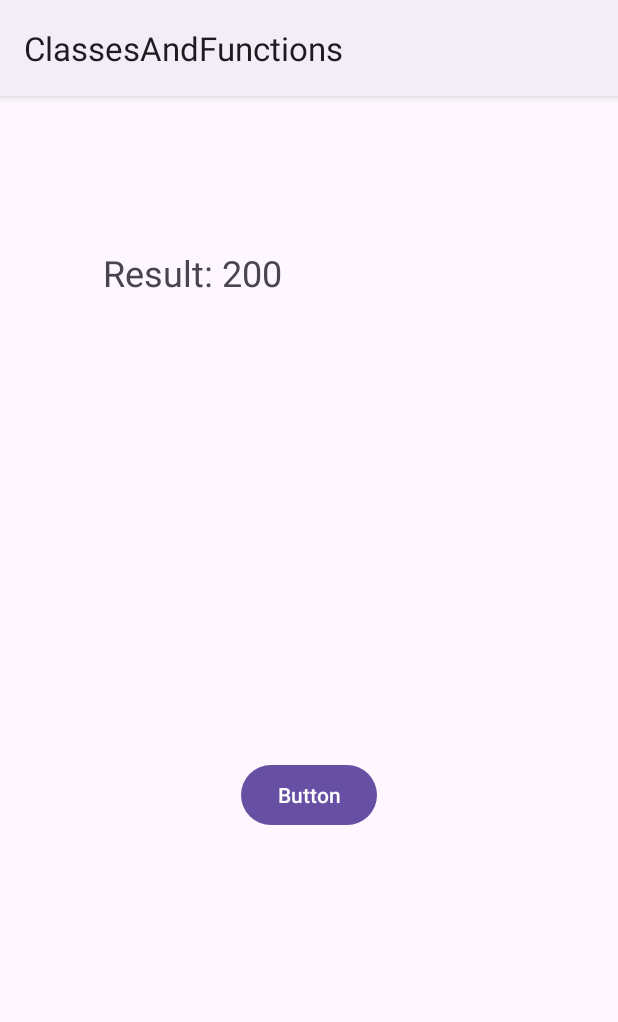
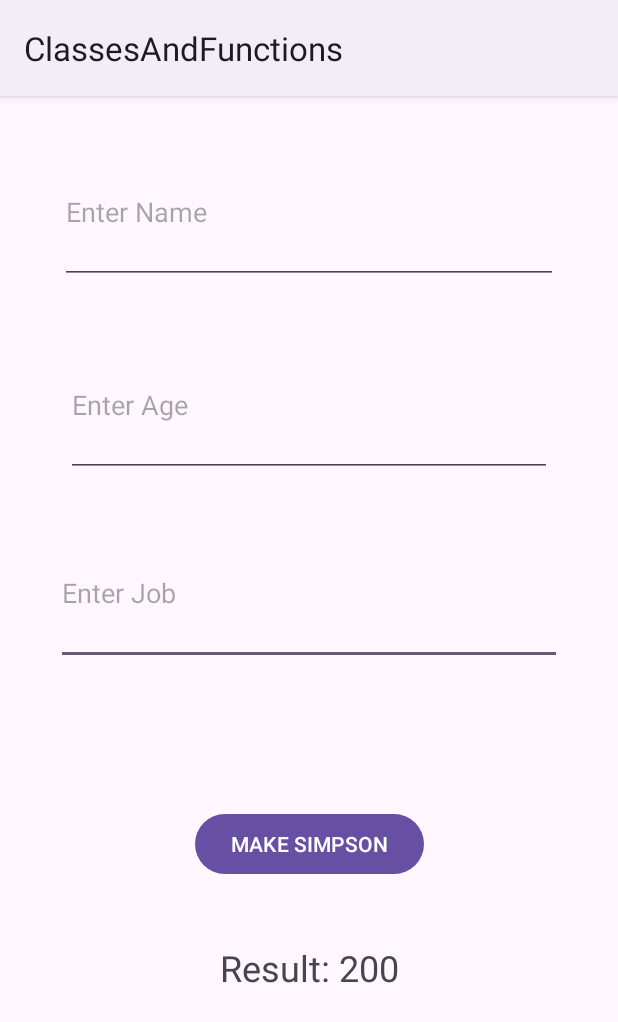
Before and after one commit to leventgundogdu/KotlinClassesAndFunctions, an Android app: the screen it shows after launch (MainActivity), on a phone screen of 412 x 824 dp. Shown: the top 1022 px of the screen. Run offline under Robolectric (Android 15) with nearby library versions, the phone set to English and light mode, and no system bars.

Commit message:
Basic Simpson App made

```diff
--- a/app/src/main/java/com/leventgundogdu/classesandfunctions/MainActivity.kt
+++ b/app/src/main/java/com/leventgundogdu/classesandfunctions/MainActivity.kt
@@ -3,6 +3,7 @@ package com.leventgundogdu.classesandfunctions
 import android.os.Bundle
 import android.view.View
 import android.widget.Button
+import android.widget.EditText
 import android.widget.TextView
 import androidx.activity.enableEdgeToEdge
 import androidx.appcompat.app.AppCompatActivity
@@ -12,8 +13,11 @@ import androidx.core.view.WindowInsetsCompat
 class MainActivity : AppCompatActivity() {
 
     //OnCreate'den once bir tanim yapilmaz, yapilirsa uygulama çöker. Uygulama, lateinit var'ı tanımlamazsan da çöker.
-    lateinit var myTextView : TextView
-    lateinit var myButton : Button
+    private lateinit var myTextView : TextView
+    private lateinit var myButton : Button
+    private lateinit var nameText : EditText
+    private lateinit var ageText : EditText
+    private lateinit var jobText : EditText
 
     override fun onCreate(savedInstanceState: Bundle?) {
         super.onCreate(savedInstanceState)
@@ -27,6 +31,9 @@ class MainActivity : AppCompatActivity() {
 
         myTextView = findViewById(R.id.textView)
         myButton = findViewById(R.id.button)
+        nameText = findViewById(R.id.nameText)
+        ageText = findViewById(R.id.ageText)
+        jobText = findViewById(R.id.jobText)
 
 //        myButton.setOnClickListener {
 //            myTextView.text = "button clicked 2"
@@ -45,12 +52,51 @@ class MainActivity : AppCompatActivity() {
 
         //Class
 
-        val homer = Simpson()
-        homer.name = "Homer Simpson"
-        homer.age = 50
-        homer.job = "Nuclear"
+        val homer = Simpson("Homer", 50, "Nuclear")
+
+        homer.setHeight(50)
+
+//        homer.name = "Homer Simpson"
+//        homer.age = 50
+//        homer.job = "Nuclear"
 
         println(homer.name)
+
+        //Nullability (?)
+
+        var myString : String? = null
+        myString = "test"
+
+        println(myString)
+
+        var myAge : Int? = null
+        //myAge = 50
+        // ? : This is null, !! : I am certain that this is NOT null.
+        // !! kullanırken iki kere düşünülmelidir.
+
+        //1) !!
+        //println(myAge!! * 10)
+
+        //2) Safe call
+        println(myAge?.minus(10)) //Bu fonksiyon uygulamayı çökertmeden null verir.
+
+        //3) If (Easiest)
+        if (myAge != null) {
+            println(myAge.minus(10))
+        } else {
+            println("myAge is null")
+        }
+
+        //4) Elvis Operator (?:) : Soldaki değer null değil ise onu yazdır, null ise sağdaki değeri yazdır.
+        println(myAge?.minus(10) ?: -10)
+
+        //5) Eğer myAge'in değeri var ise fonksiyondaki it, onun değerini alır. myAge null ise fonksiyon hiç çalışmaz. If yöntemine benzer.
+        myAge?.let {
+            println(it * 10)
+        }
+
+
+
 
     }
 
@@ -72,7 +118,22 @@ class MainActivity : AppCompatActivity() {
     }
 
     fun buttonClicked(view : View) {
-        myTextView.text = "Button Clicked"
+        //Scope
+        val name = nameText.text.toString()
+        val age = ageText.text.toString().toIntOrNull()
+        val job = jobText.text.toString()
+
+        if (age != null) {
+            val simpson = Simpson(name, age, job)
+            myTextView.text = "Name: ${simpson.name}, Age: ${simpson.age}, Job: ${simpson.job}"
+
+        } else {
+            myTextView.text = "ENTER YOUR AGE!"
+
+        }
+
+
+
     }
 
 
--- a/app/src/main/java/com/leventgundogdu/classesandfunctions/Simpson.kt
+++ b/app/src/main/java/com/leventgundogdu/classesandfunctions/Simpson.kt
@@ -1,10 +1,31 @@
 package com.leventgundogdu.classesandfunctions
 
-class Simpson {
+//Primary Constructor
+class Simpson (var name : String, var age : Int, var job : String) {
 
+    private var height = 0
+
+    fun setHeight(num : Int) {
+        if (num > 100) {
+            height = num
+        }
+    }
+
+    /*
     //Properties
     var name = ""
     var age = 0
     var job = ""
+    var weight = 0
+
+    //(Secondary) Constructor
+    constructor(name: String, age : Int, job : String, weight : Int) {
+        this.name = name
+        this.age = age
+        this.job = job
+        this.weight = weight
+    }
+
+     */
 
 }
--- a/app/src/main/res/layout/activity_main.xml
+++ b/app/src/main/res/layout/activity_main.xml
@@ -7,29 +7,77 @@
     android:layout_height="match_parent"
     tools:context=".MainActivity">
 
+    <EditText
+        android:id="@+id/jobText"
+        android:layout_width="0dp"
+        android:layout_height="0dp"
+        android:layout_marginStart="37dp"
+        android:layout_marginEnd="37dp"
+        android:layout_marginBottom="95dp"
+        android:ems="10"
+        android:hint="Enter Job"
+        android:inputType="text"
+        app:layout_constraintBottom_toTopOf="@+id/button"
+        app:layout_constraintEnd_toEndOf="parent"
+        app:layout_constraintStart_toStartOf="parent"
+        app:layout_constraintTop_toBottomOf="@+id/ageText" />
+
+    <EditText
+        android:id="@+id/ageText"
+        android:layout_width="0dp"
+        android:layout_height="0dp"
+        android:layout_marginStart="44dp"
+        android:layout_marginEnd="44dp"
+        android:layout_marginBottom="29dp"
+        android:ems="10"
+        android:hint="Enter Age"
+        android:inputType="text"
+        app:layout_constraintBottom_toTopOf="@+id/jobText"
+        app:layout_constraintEnd_toEndOf="parent"
+        app:layout_constraintStart_toStartOf="parent"
+        app:layout_constraintTop_toBottomOf="@+id/nameText" />
+
     <TextView
         android:id="@+id/textView"
-        android:layout_width="298dp"
+        android:layout_width="0dp"
         android:layout_height="0dp"
-        android:layout_marginTop="101dp"
-        android:layout_marginEnd="45dp"
-        android:layout_marginBottom="137dp"
+        android:layout_marginStart="28dp"
+        android:layout_marginEnd="28dp"
+        android:layout_marginBottom="100dp"
         android:text="Result:"
-        android:textAlignment="textStart"
+        android:textAlignment="center"
         android:textSize="24sp"
-        app:layout_constraintBottom_toTopOf="@+id/button"
+        app:layout_constraintBottom_toBottomOf="parent"
         app:layout_constraintEnd_toEndOf="parent"
-        app:layout_constraintTop_toTopOf="parent" />
+        app:layout_constraintStart_toStartOf="parent"
+        app:layout_constraintTop_toBottomOf="@+id/button" />
 
     <Button
         android:id="@+id/button"
         android:layout_width="wrap_content"
         android:layout_height="wrap_content"
-        android:layout_marginBottom="270dp"
+        android:layout_marginBottom="42dp"
         android:onClick="buttonClicked"
-        android:text="Button"
-        app:layout_constraintBottom_toBottomOf="parent"
+        android:text="MAKE SIMPSON"
+        app:layout_constraintBottom_toTopOf="@+id/textView"
         app:layout_constraintEnd_toEndOf="parent"
         app:layout_constraintStart_toStartOf="parent"
-        app:layout_constraintTop_toBottomOf="@+id/textView" />
+        app:layout_constraintTop_toBottomOf="@+id/jobText" />
+
+    <EditText
+        android:id="@+id/nameText"
+        android:layout_width="0dp"
+        android:layout_height="0dp"
+        android:layout_marginStart="40dp"
+        android:layout_marginTop="29dp"
+        android:layout_marginEnd="40dp"
+        android:layout_marginBottom="33dp"
+        android:ems="10"
+        android:hint="Enter Name"
+        android:inputType="text"
+        app:layout_constraintBottom_toTopOf="@+id/ageText"
+        app:layout_constraintEnd_toEndOf="parent"
+        app:layout_constraintStart_toStartOf="parent"
+        app:layout_constraintTop_toTopOf="parent" />
+
 </androidx.constraintlayout.widget.ConstraintLayout>
```
